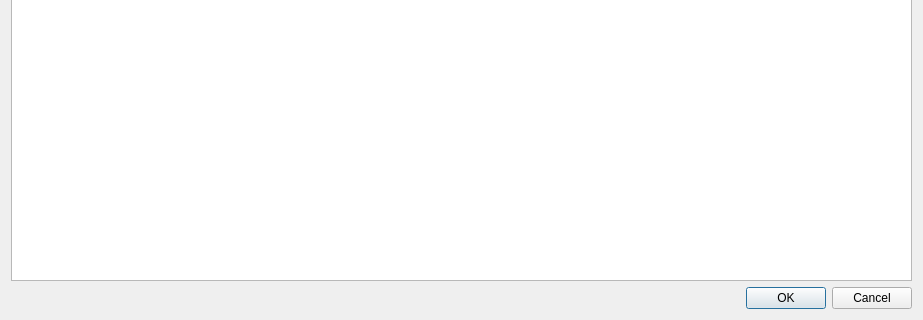
Before: the Qt Designer form SubWidget/cfglookunit.ui in RoadRover-AutoTest/QtDemo, drawn with Qt 5; both pictures show x 0 to 923 and y 277 to 597 of the 923 by 597 pixel window.
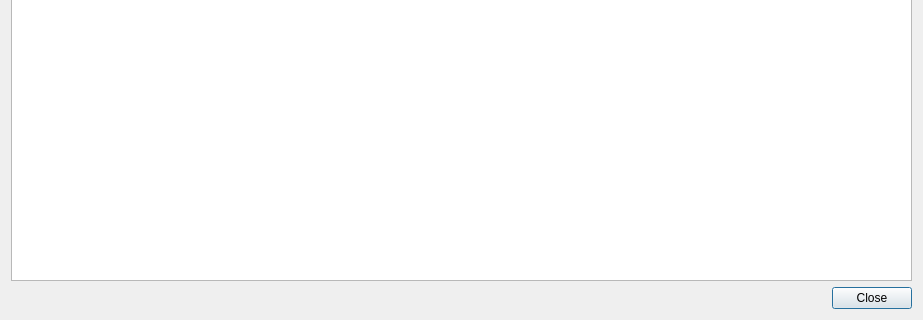
After: the same form once the commit is applied.

Patch:
```diff
--- a/SubWidget/cfglookunit.ui
+++ b/SubWidget/cfglookunit.ui
@@ -37,7 +37,7 @@
       <enum>Qt::Horizontal</enum>
      </property>
      <property name="standardButtons">
-      <set>QDialogButtonBox::Cancel|QDialogButtonBox::Ok</set>
+      <set>QDialogButtonBox::Close</set>
      </property>
     </widget>
    </item>
```
